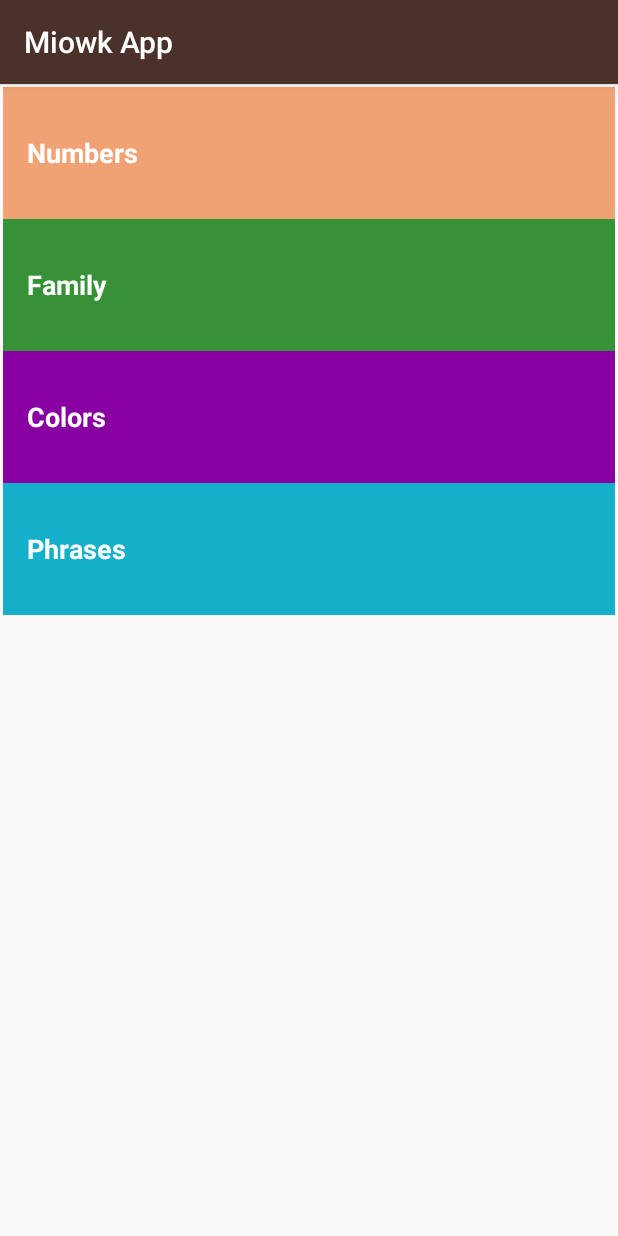
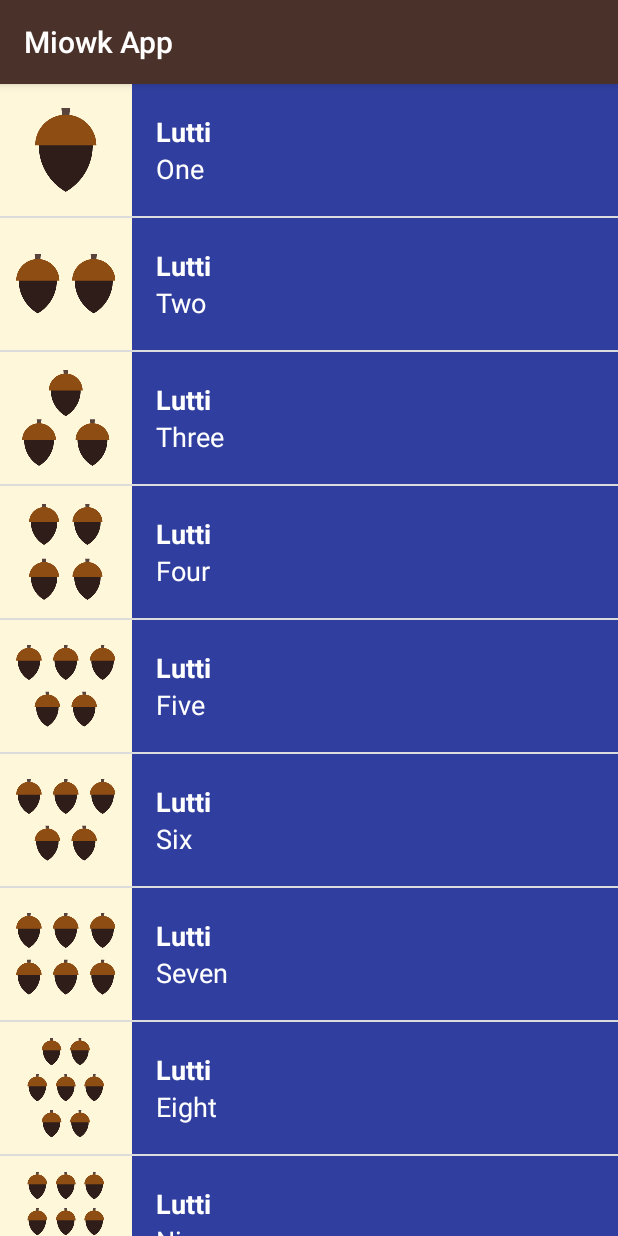
Before and after one commit to dipakkr/Miowk-app, an Android app: the screen it shows after launch (MainActivity), on a phone screen of 412 x 824 dp. Run offline under Robolectric (Android 15) with nearby library versions, the phone set to English and light mode, and no system bars.

Commit message:
Updated with view pager

```diff
--- a/app/src/main/java/com/dipakkr/github/miowkapp/FamilyActivity.java
+++ b/app/src/main/java/com/dipakkr/github/miowkapp/FamilyActivity.java
@@ -1,16 +1,21 @@
 package com.dipakkr.github.miowkapp;
 
+import android.content.Context;
 import android.media.AudioManager;
 import android.media.MediaPlayer;
+import android.support.annotation.Nullable;
+import android.support.v4.app.Fragment;
 import android.support.v7.app.AppCompatActivity;
 import android.os.Bundle;
+import android.view.LayoutInflater;
 import android.view.View;
+import android.view.ViewGroup;
 import android.widget.AdapterView;
 import android.widget.ListView;
 
 import java.util.ArrayList;
 
-public class FamilyActivity extends AppCompatActivity {
+public class FamilyActivity extends Fragment {
 
 
     private MediaPlayer mMediaPlayer;
@@ -60,10 +65,13 @@ public class FamilyActivity extends AppCompatActivity {
         }
     };
 
+    @Nullable
     @Override
-    protected void onCreate(Bundle savedInstanceState) {
-        super.onCreate(savedInstanceState);
-        setContentView(R.layout.activity_family);
+    public View onCreateView(LayoutInflater inflater, @Nullable ViewGroup container, @Nullable Bundle savedInstanceState) {
+        View rootview = inflater.inflate(R.layout.activity_family,container,false);
+
+        mAudioManager = (AudioManager) getActivity().getSystemService(Context.AUDIO_SERVICE);
+
 
         final ArrayList<Word> words = new ArrayList<Word>();
         words.add(new Word("father", "әpә", R.drawable.family_father, R.raw.family_father));
@@ -85,9 +93,9 @@ public class FamilyActivity extends AppCompatActivity {
 
         // Create an {@link WordAdapter}, whose data source is a list of {@link Word}s. The
         // adapter knows how to create list items for each item in the list.
-        WordAdapter adapter = new WordAdapter(this, words, R.color.category_family);
+        WordAdapter adapter = new WordAdapter(getActivity(), words, R.color.category_family);
 
-        ListView listView = (ListView) findViewById(R.id.list_family);
+        ListView listView = (ListView)rootview.findViewById(R.id.list_family);
 
         // Make the {@link ListView} use the {@link WordAdapter} we created above, so that the
         // {@link ListView} will display list items for each {@link Word} in the list.
@@ -115,7 +123,7 @@ public class FamilyActivity extends AppCompatActivity {
 
                     // Create and setup the {@link MediaPlayer} for the audio resource associated
                     // with the current word
-                    mMediaPlayer = MediaPlayer.create(FamilyActivity.this, word.getmAudioResourceId());
+                    mMediaPlayer = MediaPlayer.create(getActivity(), word.getmAudioResourceId());
 
                     // Start the audio file
                     mMediaPlayer.start();
@@ -126,10 +134,14 @@ public class FamilyActivity extends AppCompatActivity {
                 }
             }
         });
+
+        return rootview;
     }
 
+
+
     @Override
-    protected void onStop() {
+    public void onStop() {
         super.onStop();
         // When the activity is stopped, release the media player resources because we won't
         // be playing any more sounds.
--- a/app/src/main/java/com/dipakkr/github/miowkapp/MainActivity.java
+++ b/app/src/main/java/com/dipakkr/github/miowkapp/MainActivity.java
@@ -2,6 +2,8 @@ package com.dipakkr.github.miowkapp;
 
 import android.content.Intent;
 import android.support.v4.media.RatingCompat;
+import android.support.v4.view.PagerAdapter;
+import android.support.v4.view.ViewPager;
 import android.support.v7.app.AppCompatActivity;
 import android.os.Bundle;
 import android.view.View;
@@ -9,47 +11,19 @@ import android.widget.TextView;
 
 public class MainActivity extends AppCompatActivity {
 
-    TextView  txtfamily,txtcolor,txtphrase,txtnumber ;
+
 
     @Override
     protected void onCreate(Bundle savedInstanceState) {
         super.onCreate(savedInstanceState);
         setContentView(R.layout.activity_main);
 
-        txtfamily = (TextView)findViewById(R.id.family);
-        txtcolor = (TextView)findViewById(R.id.colors);
-        txtnumber = (TextView)findViewById(R.id.numbers);
-        txtphrase = (TextView)findViewById(R.id.phrases);
+        ViewPager viewPager = (ViewPager)findViewById(R.id.viewpager);
 
-        txtfamily.setOnClickListener(new View.OnClickListener() {
-            @Override
-            public void onClick(View view) {
-                startActivity(new Intent(MainActivity.this,FamilyActivity.class));
-            }
-        });
+        SimpleFragmentPagerAdapter adapter = new SimpleFragmentPagerAdapter(getSupportFragmentManager());
 
-        txtphrase.setOnClickListener(new View.OnClickListener() {
-            @Override
-            public void onClick(View view) {
-                startActivity(new Intent(MainActivity.this,PhrasesActivity.class));
-            }
-        });
-        txtcolor.setOnClickListener(new View.OnClickListener() {
-            @Override
-            public void onClick(View view) {
-                startActivity(new Intent(MainActivity.this,ColorsActivity.class));
-            }
-        });
-
-        txtnumber.setOnClickListener(new View.OnClickListener() {
-            @Override
-            public void onClick(View view) {
-                startActivity(new Intent(MainActivity.this,NumbersActivity.class));
-            }
-        });
-
-
-
+        // Set the adapter onto the view pager
+        viewPager.setAdapter(adapter);
 
     }
 
--- a/app/src/main/java/com/dipakkr/github/miowkapp/NumbersActivity.java
+++ b/app/src/main/java/com/dipakkr/github/miowkapp/NumbersActivity.java
@@ -1,14 +1,18 @@
 package com.dipakkr.github.miowkapp;
 
 import android.media.MediaPlayer;
+import android.support.annotation.Nullable;
+import android.support.v4.app.Fragment;
 import android.support.v7.app.AppCompatActivity;
 import android.os.Bundle;
+import android.view.LayoutInflater;
 import android.view.View;
+import android.view.ViewGroup;
 import android.widget.AdapterView;
 import android.widget.ListView;
 import java.util.ArrayList;
 
-public class NumbersActivity extends AppCompatActivity {
+public class NumbersActivity extends Fragment{
 
     private MediaPlayer.OnCompletionListener mCompletionListener =  new MediaPlayer.OnCompletionListener() {
         @Override
@@ -19,10 +23,11 @@ public class NumbersActivity extends AppCompatActivity {
 
     private MediaPlayer mMediaPlayer;
 
+    @Nullable
     @Override
-     protected void onCreate(Bundle savedInstanceState) {
-        super.onCreate(savedInstanceState);
-        setContentView(R.layout.activity_numbers);
+    public View onCreateView(LayoutInflater inflater, @Nullable ViewGroup container, @Nullable Bundle savedInstanceState) {
+        View view  = inflater.inflate(R.layout.activity_numbers,container,false);
+
 
         final ArrayList<Word> words = new ArrayList<Word>();
 
@@ -38,29 +43,34 @@ public class NumbersActivity extends AppCompatActivity {
         words.add(new Word("Nine", "Lutti", R.drawable.number_eight,R.raw.number_nine));
         words.add(new Word("Ten", "Lutti", R.drawable.number_nine,R.raw.number_ten));
 
-        WordAdapter adapter = new WordAdapter(this, words, R.color.colorPrimaryDark);
+        WordAdapter adapter = new WordAdapter(getActivity(), words, R.color.colorPrimaryDark);
 
-        ListView numberslistview = (ListView) findViewById(R.id.listview);
+        ListView numberslistview = (ListView) view.findViewById(R.id.listview);
 
         numberslistview.setAdapter(adapter);
 
         numberslistview.setOnItemClickListener(new AdapterView.OnItemClickListener() {
             @Override
             public void onItemClick(AdapterView<?> adapterView, View view, int i, long l) {
-                 Word word = words.get(i);
+                Word word = words.get(i);
 
                 releaseMediaPlayer();
-                mMediaPlayer = MediaPlayer.create(NumbersActivity.this, word.getmAudioResourceId());
+                mMediaPlayer = MediaPlayer.create(getActivity(), word.getmAudioResourceId());
                 mMediaPlayer.start();
 
                 mMediaPlayer.setOnCompletionListener(mCompletionListener);
             }
         });
+
+        return view;
     }
 
+
+
     // onstop method will immediately stop the sound if during playing activity is paused
+
     @Override
-    protected void onStop() {
+    public void onStop() {
         super.onStop();
         releaseMediaPlayer();
     }
--- /dev/null
+++ b/app/src/main/java/com/dipakkr/github/miowkapp/SimpleFragmentPagerAdapter.java
@@ -0,0 +1,39 @@
+package com.dipakkr.github.miowkapp;
+
+import android.support.v4.app.Fragment;
+import android.support.v4.app.FragmentManager;
+import android.support.v4.app.FragmentPagerAdapter;
+
+/**
+ * Created by deepak on 22-10-2016.
+ */
+
+public class SimpleFragmentPagerAdapter extends FragmentPagerAdapter {
+
+    public SimpleFragmentPagerAdapter(FragmentManager fragmentManager){
+        super(fragmentManager);
+    }
+
+
+    @Override
+    public Fragment getItem(int position) {
+        if (position == 0) {
+            return new NumbersActivity();
+        }
+        else if (position == 1) {
+            return new FamilyActivity();
+        }
+        else if (position == 2) {
+            return new ColorsActivity();
+        }
+         else {
+            return new PhrasesActivity();
+        }
+
+    }
+
+    @Override
+    public int getCount() {
+        return 4;
+    }
+}
--- a/app/src/main/res/layout/activity_main.xml
+++ b/app/src/main/res/layout/activity_main.xml
@@ -5,55 +5,13 @@
     android:layout_width="match_parent"
     android:layout_height="match_parent"
     android:orientation="vertical"
-    android:padding="2dp"
     tools:context="com.dipakkr.github.miowkapp.MainActivity">
 
-    <!-- Numbers category -->
-    <FrameLayout
+    <android.support.v4.view.ViewPager
         android:layout_width="match_parent"
-        android:layout_height="wrap_content"
-        android:background="@color/category_numbers">
-        <TextView
-            android:id="@+id/numbers"
-            style="@style/CategoryStyle"
-            android:background="?android:attr/selectableItemBackground"
-            android:text="@string/str_numbers" />
-    </FrameLayout>
+        android:id="@+id/viewpager"
+        android:layout_height="match_parent">
 
-    <!-- Family category -->
-    <FrameLayout
-        android:layout_width="match_parent"
-        android:layout_height="wrap_content"
-        android:background="@color/category_family">
-        <TextView
-            android:id="@+id/family"
-            style="@style/CategoryStyle"
-            android:background="?android:attr/selectableItemBackground"
-            android:text="@string/str_family" />
-    </FrameLayout>
-
-    <!-- Colors category -->
-    <FrameLayout
-        android:layout_width="match_parent"
-        android:layout_height="wrap_content"
-        android:background="@color/category_colors">
-        <TextView
-            android:id="@+id/colors"
-            style="@style/CategoryStyle"
-            android:background="?android:attr/selectableItemBackground"
-            android:text="@string/str_colors" />
-    </FrameLayout>
-
-    <!-- Phrases category -->
-    <FrameLayout
-        android:layout_width="match_parent"
-        android:layout_height="wrap_content"
-        android:background="@color/category_phrases">
-        <TextView
-            android:id="@+id/phrases"
-            style="@style/CategoryStyle"
-            android:background="?android:attr/selectableItemBackground"
-            android:text="@string/str_phrases" />
-    </FrameLayout>
+    </android.support.v4.view.ViewPager>
 
 </LinearLayout>
```
Also changed, not shown: app/src/main/java/com/dipakkr/github/miowkapp/ColorsActivity.java (+49 -15 lines), app/src/main/java/com/dipakkr/github/miowkapp/PhrasesActivity.java (+18 -9 lines).
